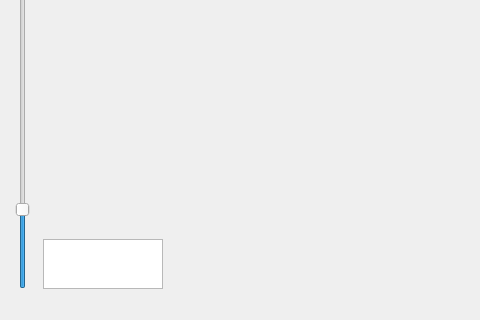
Before: the Qt Designer form Mainwindow.ui in mvgorcum/Sessile.drop.analysis, drawn with Qt 5; both pictures show x 0 to 480 and y 401 to 721 of the 1280 by 721 pixel window.
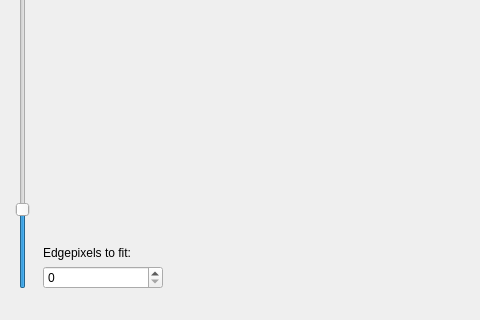
After: the same form once the commit is applied. Custom widgets are drawn as their Qt base class.

Commit message: allow for manual input of k

Patch:
```diff
--- a/Mainwindow.ui
+++ b/Mainwindow.ui
@@ -175,29 +175,7 @@
           </property>
          </spacer>
         </item>
-        <item row="2" column="1">
-         <widget class="QTextBrowser" name="kInputDisplayText">
-          <property name="sizePolicy">
-           <sizepolicy hsizetype="Fixed" vsizetype="Fixed">
-            <horstretch>0</horstretch>
-            <verstretch>0</verstretch>
-           </sizepolicy>
-          </property>
-          <property name="minimumSize">
-           <size>
-            <width>120</width>
-            <height>50</height>
-           </size>
-          </property>
-          <property name="maximumSize">
-           <size>
-            <width>100</width>
-            <height>50</height>
-           </size>
-          </property>
-         </widget>
-        </item>
-        <item row="0" column="0" rowspan="3">
+        <item row="0" column="0" rowspan="4">
          <widget class="QSlider" name="kInputSlider">
           <property name="minimumSize">
            <size>
@@ -225,6 +203,48 @@
           </property>
          </widget>
         </item>
+        <item row="3" column="1">
+         <widget class="QSpinBox" name="kInputSpinbox">
+          <property name="toolTip">
+           <string>&lt;html&gt;&lt;head/&gt;&lt;body&gt;&lt;p&gt;Set the amount of pixels of the detected edge to use for contact angle measurement&lt;/p&gt;&lt;/body&gt;&lt;/html&gt;</string>
+          </property>
+          <property name="maximum">
+           <number>300</number>
+          </property>
+         </widget>
+        </item>
+        <item row="0" column="1">
+         <widget class="QTextBrowser" name="FrameCounterText">
+          <property name="sizePolicy">
+           <sizepolicy hsizetype="Fixed" vsizetype="Fixed">
+            <horstretch>0</horstretch>
+            <verstretch>0</verstretch>
+           </sizepolicy>
+          </property>
+          <property name="minimumSize">
+           <size>
+            <width>120</width>
+            <height>34</height>
+           </size>
+          </property>
+          <property name="maximumSize">
+           <size>
+            <width>100</width>
+            <height>34</height>
+           </size>
+          </property>
+          <property name="placeholderText">
+           <string>Frame: 0/0</string>
+          </property>
+         </widget>
+        </item>
+        <item row="2" column="1">
+         <widget class="QLabel" name="label">
+          <property name="text">
+           <string>Edgepixels to fit:</string>
+          </property>
+         </widget>
+        </item>
        </layout>
       </item>
      </layout>
```
Left out of the diff: 25 changed lines with no effect on the pictures. The commit also changes 1 other file.
